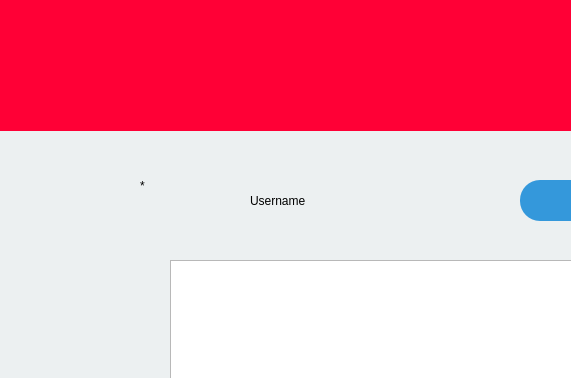
Above: Login/notifications_page.ui from KrishnanSG/Cloud before the change; both pictures show x 0 to 571 and y 0 to 378 of the 1070 by 715 pixel window. Below: the same form after it.
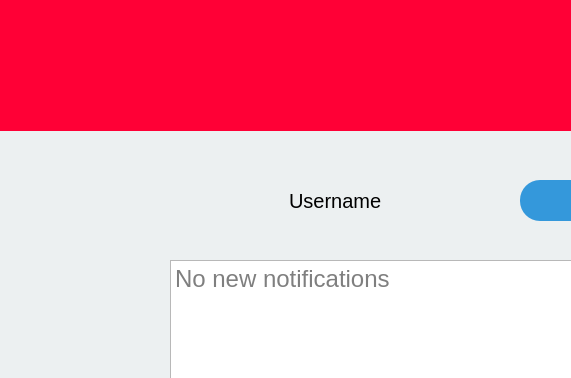
That is the form after the change. Icons and pictures are not drawn.

The edit to the form file:
```diff
--- a/Login/notifications_page.ui
+++ b/Login/notifications_page.ui
@@ -243,32 +243,30 @@
    <property name="readOnly">
     <bool>true</bool>
    </property>
-  </widget>
-  <widget class="QLabel" name="display_profile">
-   <property name="geometry">
-    <rect>
-     <x>140</x>
-     <y>150</y>
-     <width>81</width>
-     <height>71</height>
-    </rect>
-   </property>
-   <property name="text">
-    <string>*</string>
+   <property name="placeholderText">
+    <string>No new notifications</string>
    </property>
   </widget>
   <widget class="QLabel" name="display_username">
    <property name="geometry">
     <rect>
-     <x>250</x>
+     <x>170</x>
      <y>180</y>
-     <width>211</width>
+     <width>321</width>
      <height>41</height>
     </rect>
    </property>
+   <property name="font">
+    <font>
+     <pointsize>15</pointsize>
+    </font>
+   </property>
    <property name="text">
     <string>Username</string>
    </property>
+   <property name="indent">
+    <number>119</number>
+   </property>
   </widget>
   <widget class="QPushButton" name="Delete_Request">
    <property name="geometry">
```
Left out of the diff: 1 changed line with no effect on the pictures.
